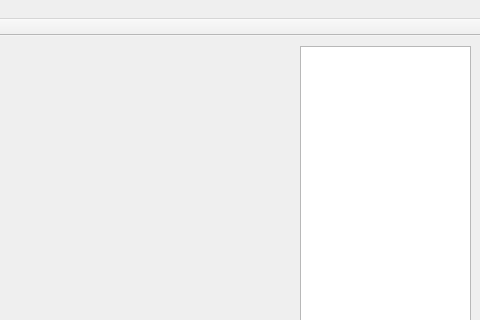
Before: the Qt Designer form mainwindow.ui in Jyang772/Unturned_Editor, drawn with Qt 5; both pictures show x 100 to 580 and y 0 to 320 of the 580 by 430 pixel window.
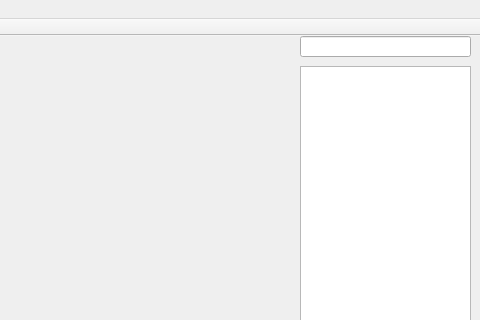
After: the same form once the commit is applied.

```diff
--- a/mainwindow.ui
+++ b/mainwindow.ui
@@ -29,9 +29,9 @@
     <property name="geometry">
      <rect>
       <x>400</x>
-      <y>10</y>
+      <y>30</y>
       <width>171</width>
-      <height>311</height>
+      <height>291</height>
      </rect>
     </property>
    </widget>
@@ -100,6 +100,16 @@
      <string>MicroPenguin</string>
     </property>
    </widget>
+   <widget class="QLineEdit" name="lineEdit">
+    <property name="geometry">
+     <rect>
+      <x>400</x>
+      <y>0</y>
+      <width>171</width>
+      <height>21</height>
+     </rect>
+    </property>
+   </widget>
   </widget>
   <widget class="QMenuBar" name="menuBar">
    <property name="geometry">
```
Left out of the diff: 2 changed lines with no effect on the pictures.
